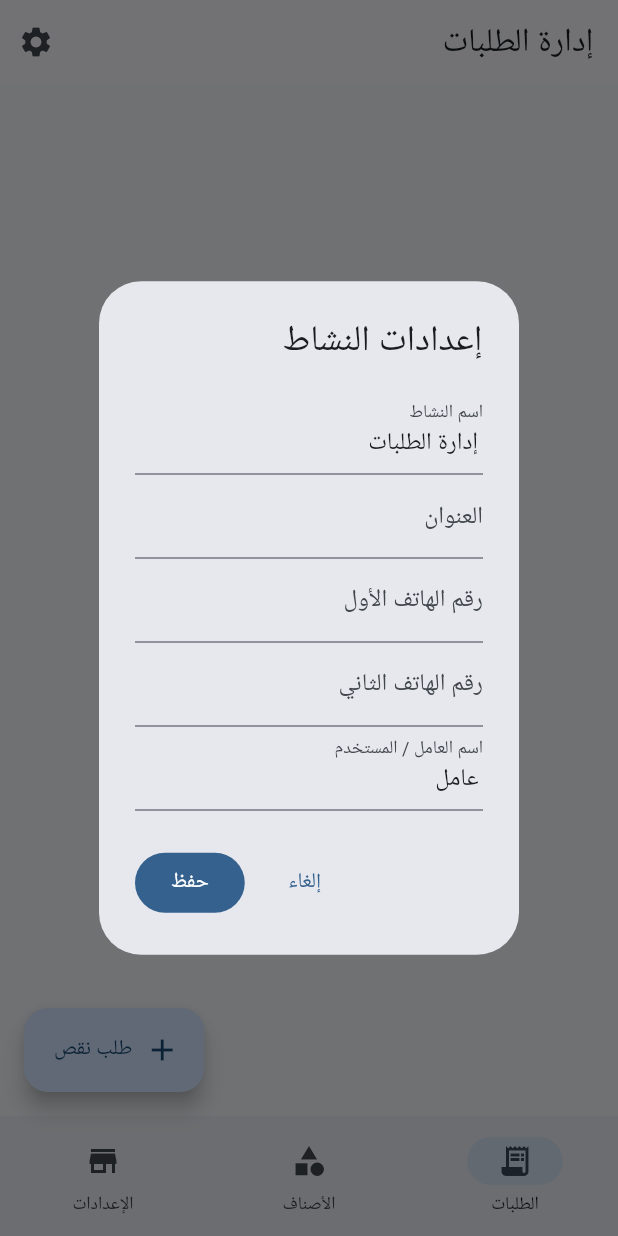
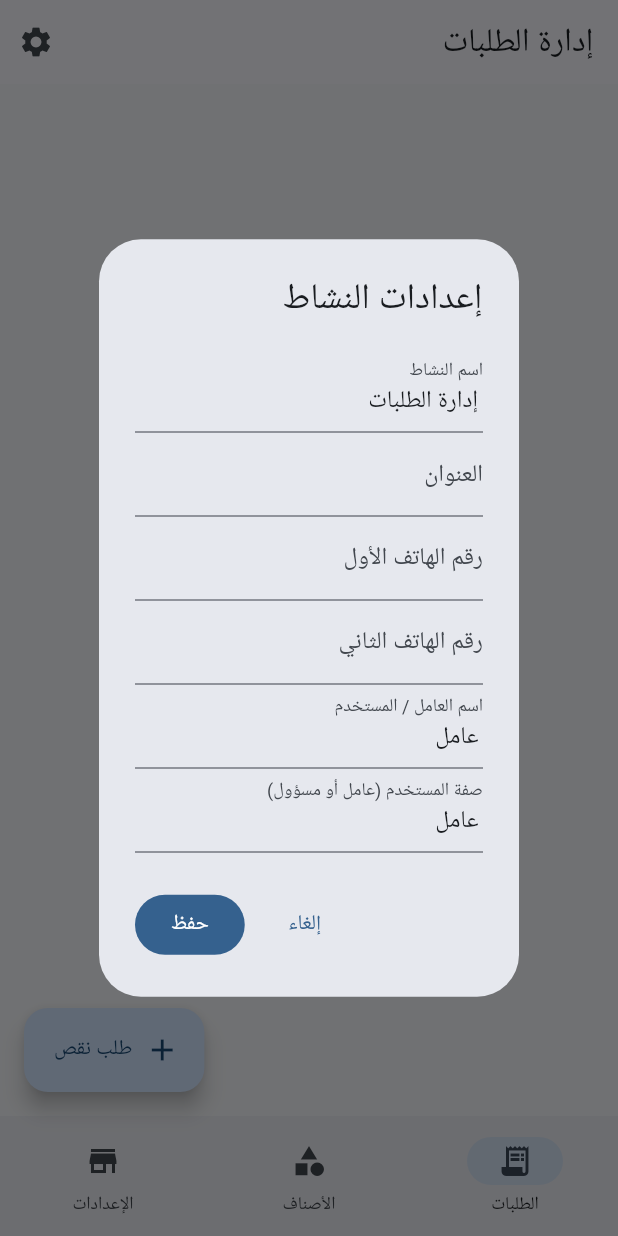
Before and after one commit to alalmytmhlat-blip/Requests, a Flutter app: the screen it shows after launch, after a tap on the "settings" icon, on a phone screen of 412 x 824 dp. Run offline on Flutter 3.47's test engine with Material 3 defaults, Android fonts, the phone set to English and light mode, and no system bars; our stand-ins replace image_picker, shared_preferences, sqflite; accounts and stored records are empty.

Commit message:
Add local worker and manager request visibility and status controls

```diff
--- a/lib/main.dart
+++ b/lib/main.dart
@@ -48,14 +48,14 @@ class AppDb {
 class HomePage extends StatefulWidget { const HomePage({super.key}); @override State<HomePage> createState()=>_HomePageState(); }
 class _HomePageState extends State<HomePage> {
   int tab=0;
-  String shopName='إدارة الطلبات', address='', phone1='', phone2='', worker='عامل', logoPath='';
+  String shopName='إدارة الطلبات', address='', phone1='', phone2='', worker='عامل', role='عامل', logoPath='';
   List<Map<String,Object?>> items=[], requests=[];
   @override void initState(){super.initState(); _load();}
   Future<void> _load() async {
     final prefs=await SharedPreferences.getInstance();
     final i=await AppDb.instance.items(); final r=await AppDb.instance.requests();
     if(!mounted)return;
-    setState(() { items=i; requests=r; shopName=prefs.getString('shopName')??'إدارة الطلبات'; address=prefs.getString('address')??''; phone1=prefs.getString('phone1')??''; phone2=prefs.getString('phone2')??''; worker=prefs.getString('worker')??'عامل'; logoPath=prefs.getString('logoPath')??''; });
+    setState(() { items=i; requests=r; shopName=prefs.getString('shopName')??'إدارة الطلبات'; address=prefs.getString('address')??''; phone1=prefs.getString('phone1')??''; phone2=prefs.getString('phone2')??''; worker=prefs.getString('worker')??'عامل'; role=prefs.getString('role')??'عامل'; logoPath=prefs.getString('logoPath')??''; });
   }
   Future<void> _addItem() async {
     final name=TextEditingController(), category=TextEditingController(), unit=TextEditingController(text:'حبة');
@@ -76,15 +76,15 @@ class _HomePageState extends State<HomePage> {
     await _load();
   }
   Future<void> _settings() async {
-    final n=TextEditingController(text:shopName),a=TextEditingController(text:address),p1=TextEditingController(text:phone1),p2=TextEditingController(text:phone2),w=TextEditingController(text:worker);
-    final ok=await showDialog<bool>(context:context,builder:(c)=>AlertDialog(title:const Text('إعدادات النشاط'),content:SingleChildScrollView(child:Column(mainAxisSize:MainAxisSize.min,children:[TextField(controller:n,decoration:const InputDecoration(labelText:'اسم النشاط')),TextField(controller:a,decoration:const InputDecoration(labelText:'العنوان')),TextField(controller:p1,decoration:const InputDecoration(labelText:'رقم الهاتف الأول')),TextField(controller:p2,decoration:const InputDecoration(labelText:'رقم الهاتف الثاني')),TextField(controller:w,decoration:const InputDecoration(labelText:'اسم العامل / المستخدم'))])),actions:[TextButton(onPressed:()=>Navigator.pop(c,false),child:const Text('إلغاء')),FilledButton(onPressed:()=>Navigator.pop(c,true),child:const Text('حفظ'))]));
-    if(ok==true){final prefs=await SharedPreferences.getInstance();await prefs.setString('shopName',n.text);await prefs.setString('address',a.text);await prefs.setString('phone1',p1.text);await prefs.setString('phone2',p2.text);await prefs.setString('worker',w.text);await _load();}
+    final n=TextEditingController(text:shopName),a=TextEditingController(text:address),p1=TextEditingController(text:phone1),p2=TextEditingController(text:phone2),w=TextEditingController(text:worker),r=TextEditingController(text:role);
+    final ok=await showDialog<bool>(context:context,builder:(c)=>AlertDialog(title:const Text('إعدادات النشاط'),content:SingleChildScrollView(child:Column(mainAxisSize:MainAxisSize.min,children:[TextField(controller:n,decoration:const InputDecoration(labelText:'اسم النشاط')),TextField(controller:a,decoration:const InputDecoration(labelText:'العنوان')),TextField(controller:p1,decoration:const InputDecoration(labelText:'رقم الهاتف الأول')),TextField(controller:p2,decoration:const InputDecoration(labelText:'رقم الهاتف الثاني')),TextField(controller:w,decoration:const InputDecoration(labelText:'اسم العامل / المستخدم')),TextField(controller:r,decoration:const InputDecoration(labelText:'صفة المستخدم (عامل أو مسؤول)'))])),actions:[TextButton(onPressed:()=>Navigator.pop(c,false),child:const Text('إلغاء')),FilledButton(onPressed:()=>Navigator.pop(c,true),child:const Text('حفظ'))]));
+    if(ok==true){final prefs=await SharedPreferences.getInstance();await prefs.setString('shopName',n.text);await prefs.setString('address',a.text);await prefs.setString('phone1',p1.text);await prefs.setString('phone2',p2.text);await prefs.setString('worker',w.text);await prefs.setString('role',r.text.trim());await _load();}
   }
   @override Widget build(BuildContext context){
     final pages=[_requestsPage(),_itemsPage(),_settingsPage()];
     return Scaffold(appBar:AppBar(title:Text(shopName),actions:[IconButton(onPressed:_settings,icon:const Icon(Icons.settings))]),body:pages[tab],floatingActionButton:tab==0?FloatingActionButton.extended(onPressed:_addRequest,icon:const Icon(Icons.add),label:const Text('طلب نقص')):tab==1?FloatingActionButton.extended(onPressed:_addItem,icon:const Icon(Icons.add),label:const Text('صنف جديد')):null,bottomNavigationBar:NavigationBar(selectedIndex:tab,onDestinationSelected:(v)=>setState(()=>tab=v),destinations:const [NavigationDestination(icon:Icon(Icons.receipt_long),label:'الطلبات'),NavigationDestination(icon:Icon(Icons.category),label:'الأصناف'),NavigationDestination(icon:Icon(Icons.store),label:'الإعدادات')]));
   }
-  Widget _requestsPage()=>RefreshIndicator(onRefresh:_load,child:requests.isEmpty?ListView(children:[const SizedBox(height:150),Center(child:Text('لا توجد طلبات بعد'))]):ListView.builder(itemCount:requests.length,itemBuilder:(c,i){final r=requests[i];return Card(margin:const EdgeInsets.symmetric(horizontal:12,vertical:5),child:ListTile(leading:const Icon(Icons.inventory_2_outlined),title:Text(r['itemName'].toString()),subtitle:Text('الكمية: ${r['qty']} • ${r['worker']??''}\n${r['note']??''}'),isThreeLine:true,trailing:PopupMenuButton<String>(initialValue:r['status'] as String, onSelected:(v)async{await AppDb.instance.setStatus(r['id'] as int,v);await _load();},itemBuilder:(c)=>['جديد','قيد التجهيز','تم توفيره','غير متوفر'].map((s)=>PopupMenuItem(value:s,child:Text(s))).toList(),child:Chip(label:Text(r['status'].toString())))));}));
+  Widget _requestsPage()=>RefreshIndicator(onRefresh:_load,child:(role.trim()!='مسؤول'?requests.where((r)=>r['worker']==worker).toList():requests).isEmpty?ListView(children:[const SizedBox(height:150),Center(child:Text('لا توجد طلبات بعد'))]):ListView.builder(itemCount:(role.trim()!='مسؤول'?requests.where((r)=>r['worker']==worker).toList():requests).length,itemBuilder:(c,i){final visibleRequests=role.trim()!='مسؤول'?requests.where((r)=>r['worker']==worker).toList():requests;final r=visibleRequests[i];return Card(margin:const EdgeInsets.symmetric(horizontal:12,vertical:5),child:ListTile(leading:const Icon(Icons.inventory_2_outlined),title:Text(r['itemName'].toString()),subtitle:Text('الكمية: ${r['qty']} • ${r['worker']??''}\n${r['note']??''}'),isThreeLine:true,trailing:role.trim()=='مسؤول'?PopupMenuButton<String>(initialValue:r['status'] as String, onSelected:(v)async{await AppDb.instance.setStatus(r['id'] as int,v);await _load();},itemBuilder:(c)=>['جديد','قيد التجهيز','تم توفيره','غير متوفر'].map((s)=>PopupMenuItem(value:s,child:Text(s))).toList(),child:Chip(label:Text(r['status'].toString()))):Chip(label:Text(r['status'].toString()))));}));
   Widget _itemsPage()=>RefreshIndicator(onRefresh:_load,child:items.isEmpty?ListView(children:[const SizedBox(height:140),const Center(child:Text('لم تتم إضافة أصناف'))]):ListView.builder(itemCount:items.length,itemBuilder:(c,i){final e=items[i];return Card(margin:const EdgeInsets.symmetric(horizontal:12,vertical:4),child:ListTile(leading:const Icon(Icons.category_outlined),title:Text(e['name'].toString()),subtitle:Text('التصنيف: ${e['category']} • الوحدة: ${e['unit']}')));}));
   Widget _settingsPage()=>ListView(padding:const EdgeInsets.all(16),children:[(logoPath.isNotEmpty && File(logoPath).existsSync()) ? ClipRRect(borderRadius:BorderRadius.circular(12),child:Image.file(File(logoPath),width:96,height:96,fit:BoxFit.contain)) : const Icon(Icons.storefront,size:64,color:Color(0xff1769aa)),Center(child:Text(shopName,style:Theme.of(context).textTheme.titleLarge)),OutlinedButton.icon(onPressed:_pickLogo,icon:const Icon(Icons.image),label:const Text('اختيار شعار النشاط')),const SizedBox(height:12),ListTile(leading:const Icon(Icons.location_on),title:Text(address.isEmpty?'أضف عنوان النشاط':address)),ListTile(leading:const Icon(Icons.phone),title:Text([phone1,phone2].where((s)=>s.isNotEmpty).join(' • ').isEmpty?'أضف أرقام التواصل':[phone1,phone2].where((s)=>s.isNotEmpty).join(' • '))),ListTile(leading:const Icon(Icons.person),title:Text('المستخدم: $worker')),const SizedBox(height:12),FilledButton.icon(onPressed:_settings,icon:const Icon(Icons.edit),label:const Text('تعديل إعدادات النشاط'))]);
 }
```
